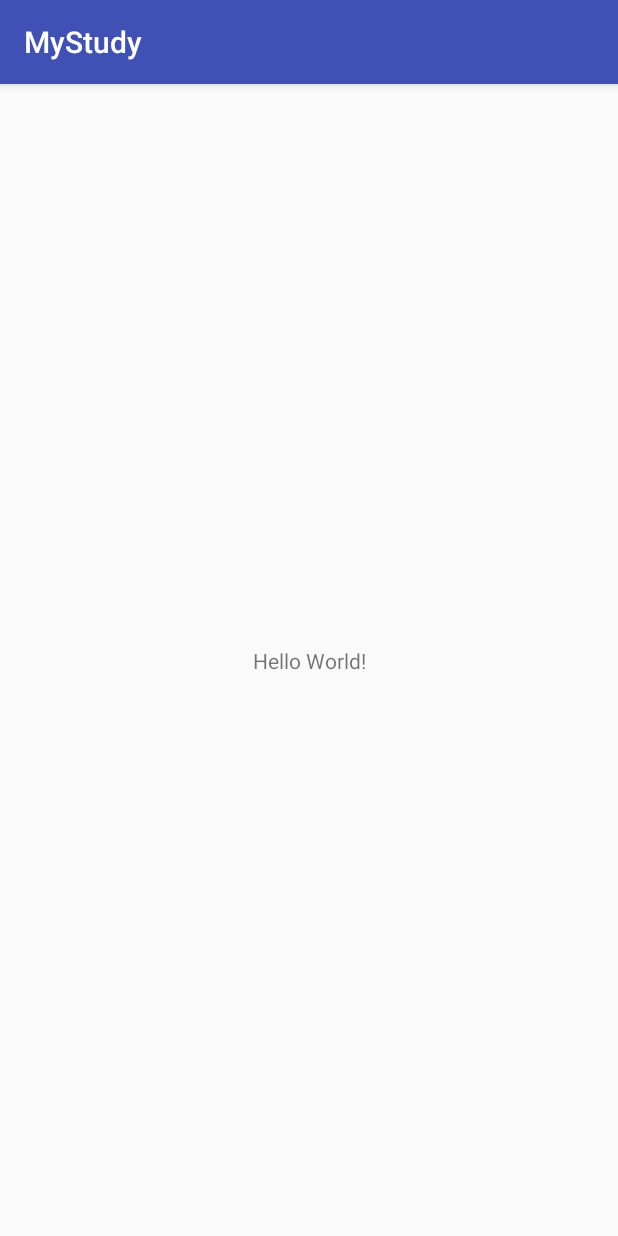
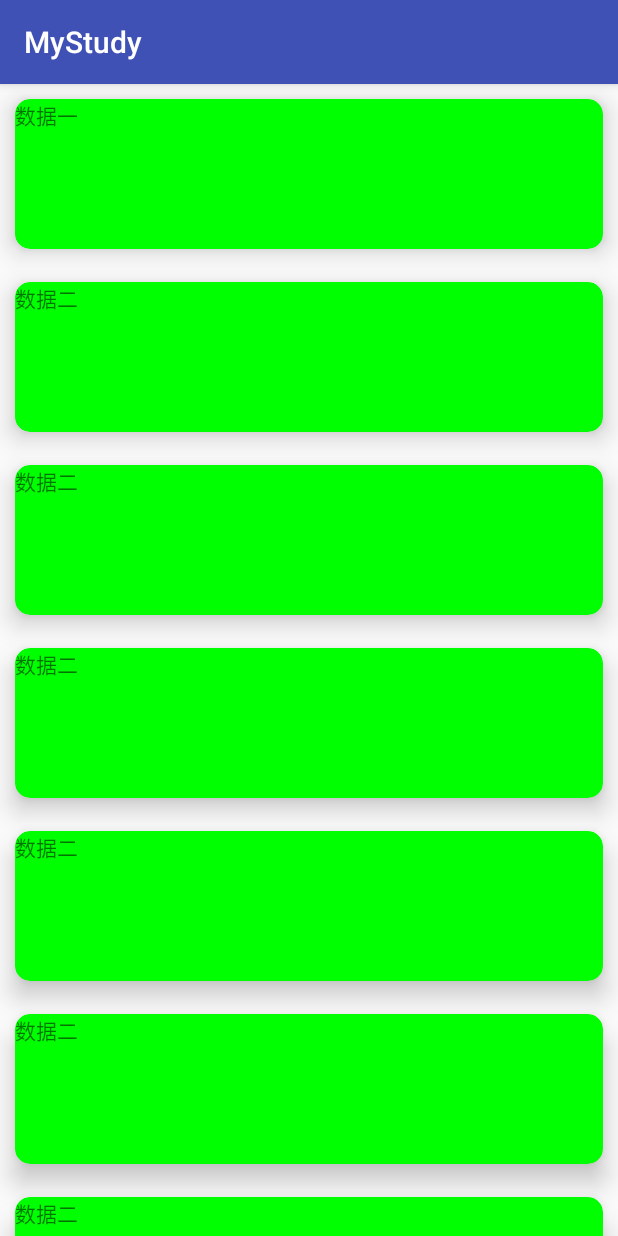
Before and after one commit to HuangHouhong/MyStudy, an Android app: the screen it shows after launch (MainActivity), on a phone screen of 412 x 824 dp. Run offline under Robolectric (Android 15) with nearby library versions, the phone set to English and light mode, and no system bars.

Commit message:
添加首页
Signed-off-by: HuangHouhong <985956005@qq.com>

```diff
--- a/app/build.gradle
+++ b/app/build.gradle
@@ -27,4 +27,8 @@ dependencies {
     compile 'com.android.support:appcompat-v7:28.+'
     compile 'com.android.support.constraint:constraint-layout:1.0.2'
     testCompile 'junit:junit:4.12'
+
+    compile 'com.android.support:recyclerview-v7:28.+'
+    compile 'com.android.support:cardview-v7:28.+'
+    compile 'com.android.support:design:28.+'
 }
--- a/app/src/main/AndroidManifest.xml
+++ b/app/src/main/AndroidManifest.xml
@@ -9,7 +9,7 @@
         android:roundIcon="@mipmap/ic_launcher_round"
         android:supportsRtl="true"
         android:theme="@style/AppTheme">
-        <activity android:name=".MainActivity">
+        <activity android:name=".main.MainActivity">
             <intent-filter>
                 <action android:name="android.intent.action.MAIN"/>
 
--- a/app/src/main/java/hust/hhh/mystudy/MainActivity.java
+++ /dev/null
@@ -1,13 +0,0 @@
-package hust.hhh.mystudy;
-
-import android.support.v7.app.AppCompatActivity;
-import android.os.Bundle;
-
-public class MainActivity extends AppCompatActivity {
-
-    @Override
-    protected void onCreate(Bundle savedInstanceState) {
-        super.onCreate(savedInstanceState);
-        setContentView(R.layout.activity_main);
-    }
-}
--- /dev/null
+++ b/app/src/main/java/hust/hhh/mystudy/main/MainActivity.java
@@ -0,0 +1,52 @@
+package hust.hhh.mystudy.main;
+
+import android.os.Bundle;
+import android.support.v7.app.AppCompatActivity;
+import android.support.v7.widget.LinearLayoutManager;
+import android.support.v7.widget.RecyclerView;
+
+import java.util.ArrayList;
+import java.util.List;
+
+import hust.hhh.mystudy.R;
+
+/**
+ * 主界面
+ */
+public class MainActivity extends AppCompatActivity {
+
+    private List<String> mDatas;
+
+    private RecyclerView mRecycleView;
+
+    @Override
+    protected void onCreate(Bundle savedInstanceState) {
+        super.onCreate(savedInstanceState);
+        setContentView(R.layout.activity_main);
+        mRecycleView = findViewById(R.id.main_recycle_view);
+        initData();
+
+        //布局样式
+        RecyclerView.LayoutManager layoutManager = new LinearLayoutManager(this);
+
+        //分割线
+        MainItemDecoration decoration = new MainItemDecoration(this, LinearLayoutManager.VERTICAL);
+
+        mRecycleView.setLayoutManager(layoutManager);
+        mRecycleView.addItemDecoration(decoration);
+        mRecycleView.setAdapter(new MainAdapter(this, mDatas, R.layout.activity_main_card));
+
+    }
+
+    private void initData() {
+        mDatas = new ArrayList<>();
+        mDatas.add("数据一");
+        mDatas.add("数据二");
+        mDatas.add("数据二");
+        mDatas.add("数据二");
+        mDatas.add("数据二");
+        mDatas.add("数据二");
+        mDatas.add("数据二");
+        mDatas.add("数据二");
+    }
+}
--- /dev/null
+++ b/app/src/main/java/hust/hhh/mystudy/main/MainAdapter.java
@@ -0,0 +1,68 @@
+package hust.hhh.mystudy.main;
+
+import android.content.Context;
+import android.support.v7.widget.RecyclerView;
+import android.view.LayoutInflater;
+import android.view.View;
+import android.view.ViewGroup;
+import android.widget.TextView;
+
+import java.util.List;
+
+import hust.hhh.mystudy.R;
+
+/**
+ * Created by 98595 on 2019/1/7.
+ */
+
+public class MainAdapter extends RecyclerView.Adapter<MainAdapter.MainViewHolder> {
+
+    private Context mContext;
+    private List<String> mDatas;
+    private int resourceId;
+
+    public MainAdapter(Context context, List<String> datas, int resourceId) {
+        this.mContext = context;
+        this.mDatas = datas;
+        this.resourceId = resourceId;
+    }
+
+    public void updateDatas(List<String>  datas){
+        mDatas = datas;
+        notifyDataSetChanged();
+    }
+
+    @Override
+    public MainViewHolder onCreateViewHolder(ViewGroup parent, int viewType) {
+
+       // 注意inflate后面必须要由三个参数，且第三个为false,否则Item中将无法matchparent
+        MainViewHolder mainViewHolder = new MainViewHolder(LayoutInflater.from(mContext)
+                .inflate(resourceId, parent,false));
+        return mainViewHolder;
+    }
+
+    @Override
+    public void onBindViewHolder(MainViewHolder holder, int position) {
+        String text = mDatas.get(position);
+        holder.textView.setText(text);
+    }
+
+    @Override
+    public int getItemCount() {
+        int size = 0;
+        if (mDatas != null) {
+            size = mDatas.size();
+        }
+        return size;
+    }
+
+    class MainViewHolder extends RecyclerView.ViewHolder {
+
+        TextView textView;
+
+        public MainViewHolder(View itemView) {
+            super(itemView);
+            textView = itemView.findViewById(R.id.textview);
+        }
+    }
+}
--- /dev/null
+++ b/app/src/main/java/hust/hhh/mystudy/main/MainItemDecoration.java
@@ -0,0 +1,130 @@
+package hust.hhh.mystudy.main;
+
+import android.content.Context;
+import android.content.res.TypedArray;
+import android.graphics.Canvas;
+import android.graphics.Paint;
+import android.graphics.Rect;
+import android.graphics.drawable.Drawable;
+import android.support.v4.content.ContextCompat;
+import android.support.v7.widget.LinearLayoutManager;
+import android.support.v7.widget.RecyclerView;
+import android.support.v7.widget.RecyclerView.ItemDecoration;
+import android.view.View;
+
+/**
+ * Created by 98595 on 2019/1/7.
+ */
+
+public class MainItemDecoration extends ItemDecoration {
+
+    private Paint mPaint;
+    private Drawable mDivider;
+    //分割线高度，默认为单位为像素px
+    private int mDividerHeight = 3;
+    //列表的方向：LinearLayoutManager.VERTICAL或LinearLayoutManager.HORIZONTAL
+    private static final int[] ATTRS = new int[]{android.R.attr.listDivider};
+    private int mOrientation;
+
+    public MainItemDecoration(Context context, int orientation) {
+        if (orientation != LinearLayoutManager.VERTICAL && orientation != LinearLayoutManager.HORIZONTAL) {
+            throw new IllegalArgumentException("请输入正确的参数！");
+        }
+        mOrientation = orientation;
+
+        final TypedArray a = context.obtainStyledAttributes(ATTRS);
+        mDivider = a.getDrawable(0);
+        a.recycle();
+    }
+
+    /**
+     * 自定义分割线
+     *
+     * @param context
+     * @param orientation 列表方向
+     * @param drawableId  分割线图片
+     */
+    public MainItemDecoration(Context context, int orientation, int drawableId) {
+        this(context, orientation);
+        mDivider = ContextCompat.getDrawable(context, drawableId);
+        mDividerHeight = mDivider.getIntrinsicHeight();
+    }
+
+    /**
+     * 自定义分割线
+     *
+     * @param context
+     * @param orientation   列表方向
+     * @param dividerHeight 分割线高度
+     * @param dividerColor  分割线颜色
+     */
+    public MainItemDecoration(Context context, int orientation, int dividerHeight, int dividerColor) {
+        this(context, orientation);
+        mDividerHeight = dividerHeight;
+        mPaint = new Paint(Paint.ANTI_ALIAS_FLAG);
+        mPaint.setColor(dividerColor);
+        mPaint.setStyle(Paint.Style.FILL);
+    }
+
+
+    //获取分割线尺寸
+    @Override
+    public void getItemOffsets(Rect outRect, View view, RecyclerView parent, RecyclerView.State state) {
+        super.getItemOffsets(outRect, view, parent, state);
+        outRect.set(0, 0, 0, mDividerHeight);
+    }
+
+    @Override
+    public void onDraw(Canvas c, RecyclerView parent, RecyclerView.State state) {
+        super.onDraw(c, parent, state);
+        if (mOrientation == LinearLayoutManager.VERTICAL) {
+            drawVertical(c, parent);
+        } else {
+            drawHorizontal(c, parent);
+        }
+    }
+
+    /**
+     * 绘制横向 item 分割线
+     */
+    private void drawHorizontal(Canvas canvas, RecyclerView parent) {
+        final int left = parent.getPaddingLeft();
+        final int right = parent.getMeasuredWidth() - parent.getPaddingRight();
+        final int childSize = parent.getChildCount();
+        for (int i = 0; i < childSize; i++) {
+            final View child = parent.getChildAt(i);
+            RecyclerView.LayoutParams layoutParams = (RecyclerView.LayoutParams) child.getLayoutParams();
+            final int top = child.getBottom() + layoutParams.bottomMargin;
+            final int bottom = top + mDividerHeight;
+            if (mDivider != null) {
+                mDivider.setBounds(left, top, right, bottom);
+                mDivider.draw(canvas);
+            }
+            if (mPaint != null) {
+                canvas.drawRect(left, top, right, bottom, mPaint);
+            }
+        }
+    }
+
+    /**
+     * 绘制纵向 item 分割线
+     */
+    private void drawVertical(Canvas canvas, RecyclerView parent) {
+        final int top = parent.getPaddingTop();
+        final int bottom = parent.getMeasuredHeight() - parent.getPaddingBottom();
+        final int childSize = parent.getChildCount();
+        for (int i = 0; i < childSize; i++) {
+            final View child = parent.getChildAt(i);
+            RecyclerView.LayoutParams layoutParams = (RecyclerView.LayoutParams) child.getLayoutParams();
+            final int left = child.getRight() + layoutParams.rightMargin;
+            final int right = left + mDividerHeight;
+            if (mDivider != null) {
+                mDivider.setBounds(left, top, right, bottom);
+                mDivider.draw(canvas);
+            }
+            if (mPaint != null) {
+                canvas.drawRect(left, top, right, bottom, mPaint);
+            }
+        }
+    }
+}
--- a/app/src/main/res/layout/activity_main.xml
+++ b/app/src/main/res/layout/activity_main.xml
@@ -1,19 +1,14 @@
 <?xml version="1.0" encoding="utf-8"?>
-<android.support.constraint.ConstraintLayout
-    xmlns:android="http://schemas.android.com/apk/res/android"
-    xmlns:app="http://schemas.android.com/apk/res-auto"
-    xmlns:tools="http://schemas.android.com/tools"
-    android:layout_width="match_parent"
-    android:layout_height="match_parent"
-    tools:context="hust.hhh.mystudy.MainActivity">
+<LinearLayout xmlns:android="http://schemas.android.com/apk/res/android"
+              android:layout_width="match_parent"
+              android:layout_height="match_parent"
+              android:orientation="vertical">
 
-    <TextView
-        android:layout_width="wrap_content"
-        android:layout_height="wrap_content"
-        android:text="Hello World!"
-        app:layout_constraintBottom_toBottomOf="parent"
-        app:layout_constraintLeft_toLeftOf="parent"
-        app:layout_constraintRight_toRightOf="parent"
-        app:layout_constraintTop_toTopOf="parent"/>
+    <android.support.v7.widget.RecyclerView
+        android:id="@+id/main_recycle_view"
+        android:layout_width="match_parent"
+        android:layout_height="wrap_content">
 
-</android.support.constraint.ConstraintLayout>
+    </android.support.v7.widget.RecyclerView>
+
+</LinearLayout>
--- /dev/null
+++ b/app/src/main/res/layout/activity_main_card.xml
@@ -0,0 +1,18 @@
+<?xml version="1.0" encoding="utf-8"?>
+<android.support.v7.widget.CardView xmlns:android="http://schemas.android.com/apk/res/android"
+                                    xmlns:app="http://schemas.android.com/apk/res-auto"
+                                    android:id="@+id/cardview"
+                                    android:layout_margin="10dp"
+                                    android:layout_width="match_parent"
+                                    android:layout_height="wrap_content"
+                                    android:layout_gravity="center_vertical"
+                                    app:cardBackgroundColor="#00ff00"
+                                    app:cardCornerRadius="10dp"
+                                    app:cardElevation="10dp">
+
+    <TextView
+        android:id="@+id/textview"
+        android:layout_width="match_parent"
+        android:layout_height="100dp"/>
+
+</android.support.v7.widget.CardView>
```
